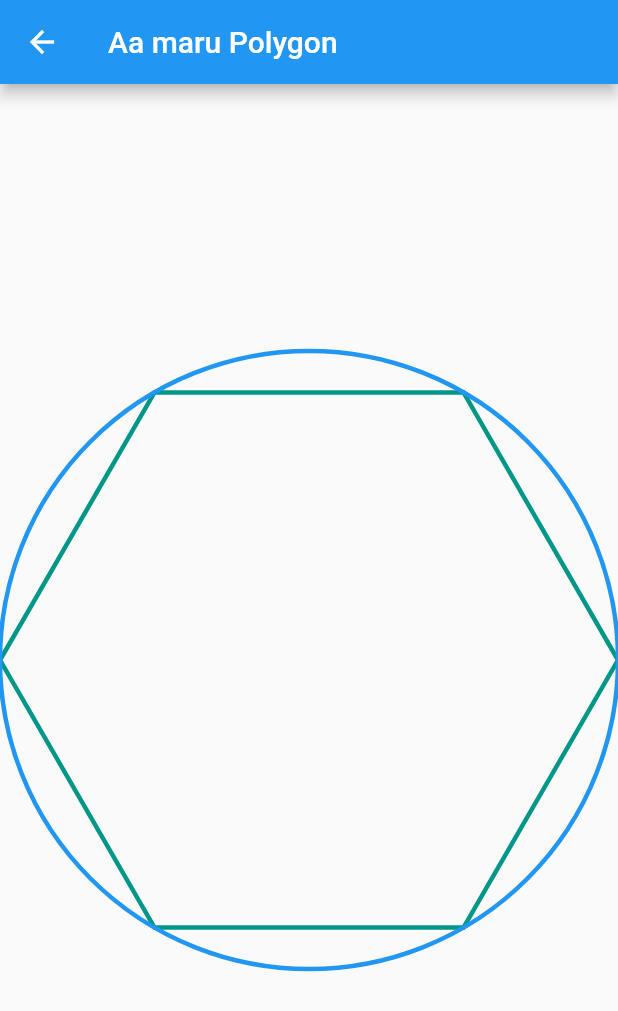
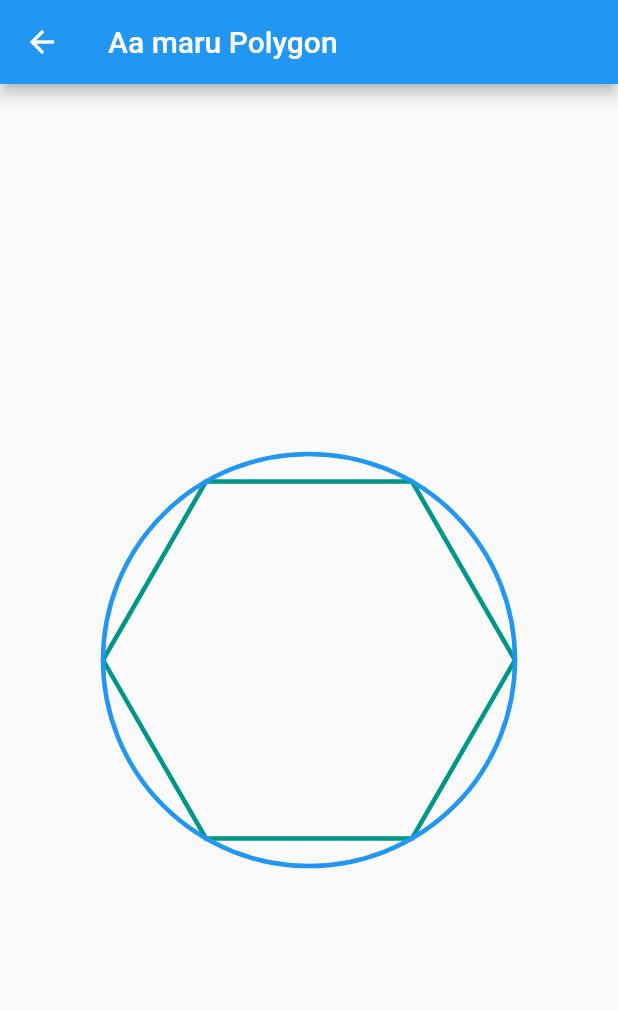
Before and after one commit to sagar-sangani/starter_app, a Flutter app: the screen it shows after launch, after a tap on an icon or button, on a phone screen of 412 x 824 dp. Shown: the top 1011 px of the screen. Run offline on Flutter 3.47's test engine with Material 2 defaults, Android fonts, the light colour scheme and no system bars.

Commit message:
oxytocin task completed

```diff
--- a/lib/app/views/tasks/polygon/polygon.dart
+++ b/lib/app/views/tasks/polygon/polygon.dart
@@ -43,7 +43,7 @@ class MyTask extends CustomPainter {
     double minSize = size.width < size.height ? size.width : size.height;
 
     int sides = 6;
-    double radius = minSize / 2;
+    double radius = minSize / 3;
     double radians = 0.0;
 
     var path = Path();
```
